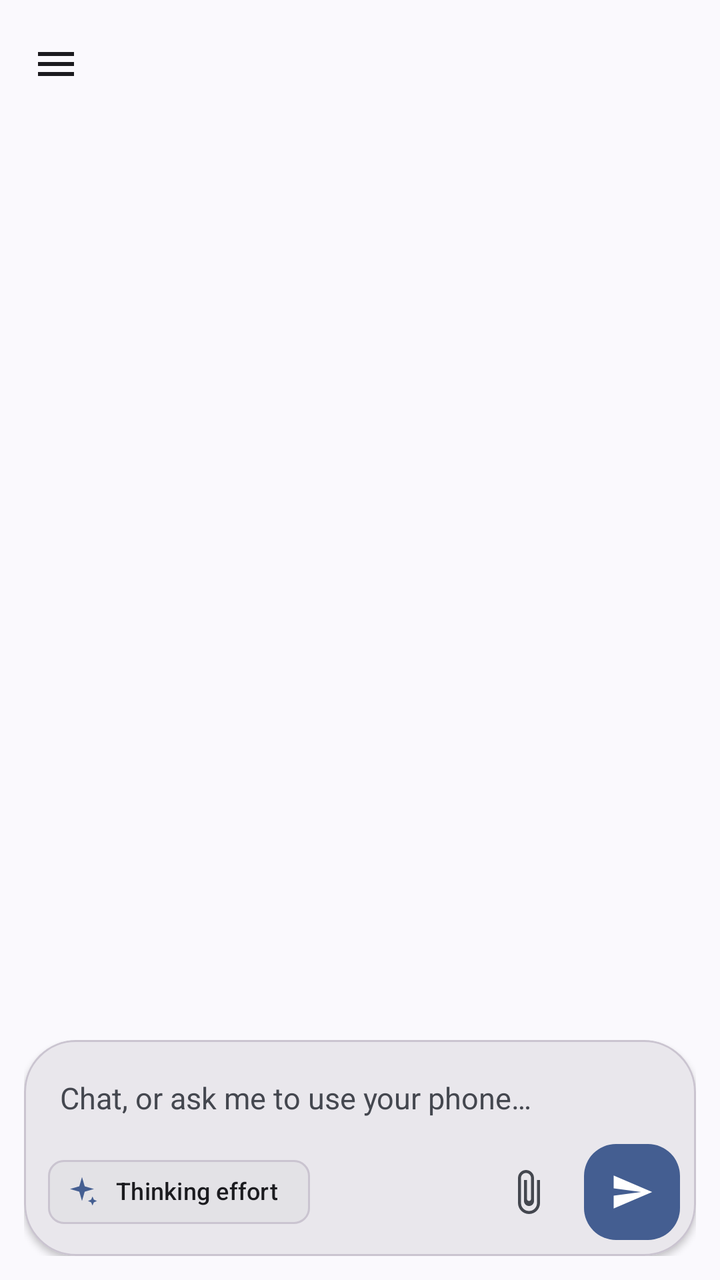
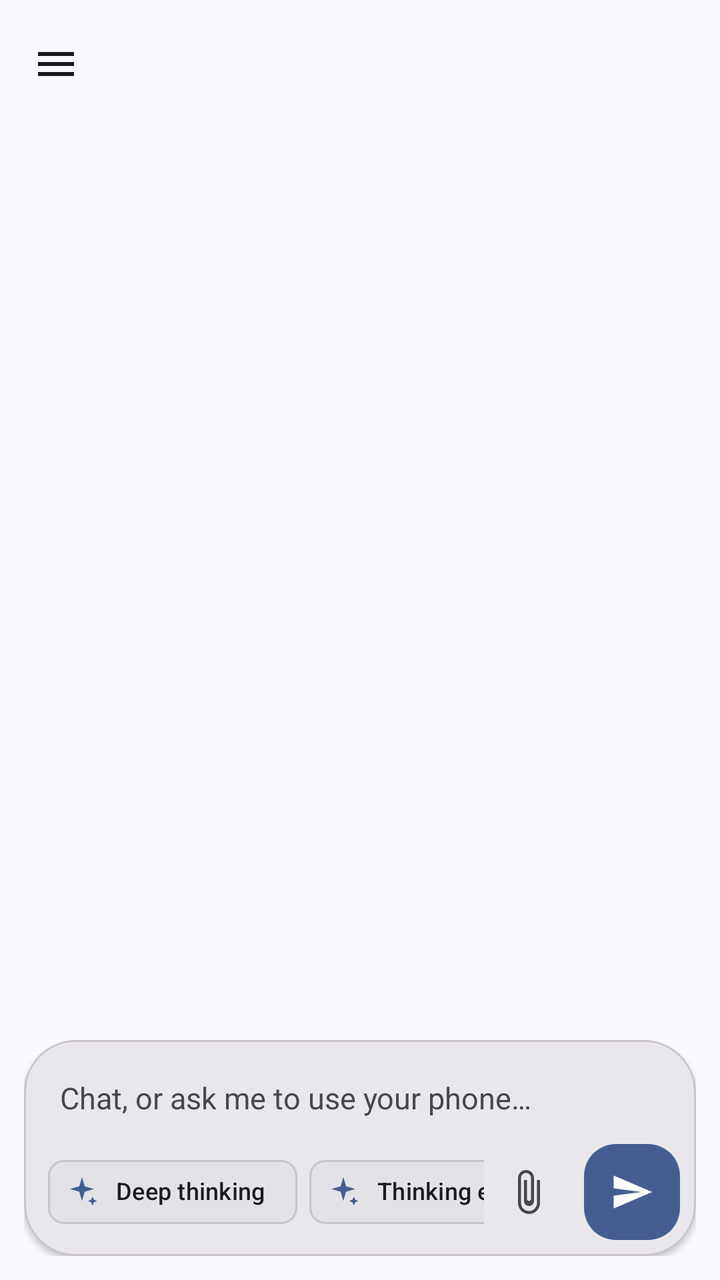

Two renders of the same Android screen: before a commit and after it. Below are the layout's source before the change and the commit's diff.
<!-- AndroidManifest.xml: application theme Theme.Controller -->
<!-- res/layout/activity_main.xml -->
<?xml version="1.0" encoding="utf-8"?>
<androidx.drawerlayout.widget.DrawerLayout xmlns:android="http://schemas.android.com/apk/res/android"
    xmlns:app="http://schemas.android.com/apk/res-auto"
    android:id="@+id/drawerLayout"
    android:layout_width="match_parent"
    android:layout_height="match_parent"
    android:fitsSystemWindows="true">

    <LinearLayout
        android:layout_width="match_parent"
        android:layout_height="match_parent"
        android:background="?attr/colorSurface"
        android:orientation="vertical">

        <com.google.android.material.appbar.MaterialToolbar
            android:id="@+id/toolbar"
            android:layout_width="match_parent"
            android:layout_height="?attr/actionBarSize"
            android:background="?attr/colorSurface"
            app:navigationIcon="@drawable/ic_menu" />

        <FrameLayout
            android:layout_width="match_parent"
            android:layout_height="0dp"
            android:layout_weight="1">

            <androidx.recyclerview.widget.RecyclerView
                android:id="@+id/list"
                android:layout_width="match_parent"
                android:layout_height="match_parent"
                android:clipToPadding="false"
                android:paddingStart="12dp"
                android:paddingTop="6dp"
                android:paddingEnd="12dp"
                android:paddingBottom="10dp"
                android:scrollbars="none" />

            <LinearLayout
                android:id="@+id/emptyState"
                android:layout_width="match_parent"
                android:layout_height="match_parent"
                android:gravity="center"
                android:orientation="vertical"
                android:paddingStart="36dp"
                android:paddingEnd="36dp"
                android:visibility="gone">

                <ImageView
                    android:layout_width="72dp"
                    android:layout_height="72dp"
                    android:contentDescription="@string/app_name"
                    android:src="@drawable/ic_agent"
                    app:tint="?attr/colorPrimary" />

                <TextView
                    android:layout_width="wrap_content"
                    android:layout_height="wrap_content"
                    android:layout_marginTop="18dp"
                    android:gravity="center"
                    android:text="@string/empty_start"
                    android:textAppearance="@style/TextAppearance.Material3.HeadlineSmall"
                    android:textColor="?attr/colorOnSurface" />

            </LinearLayout>

        </FrameLayout>

        <LinearLayout
            android:layout_width="match_parent"
            android:layout_height="wrap_content"
            android:paddingStart="12dp"
            android:paddingTop="2dp"
            android:paddingEnd="12dp"
            android:paddingBottom="12dp">

            <com.google.android.material.card.MaterialCardView
                android:layout_width="match_parent"
                android:layout_height="wrap_content"
                app:cardBackgroundColor="?attr/colorSurfaceContainerHigh"
                app:cardCornerRadius="26dp"
                app:cardElevation="2dp"
                app:strokeColor="?attr/colorOutlineVariant"
                app:strokeWidth="1dp">

                <LinearLayout
                    android:layout_width="match_parent"
                    android:layout_height="wrap_content"
                    android:orientation="vertical">

                    <HorizontalScrollView
                        android:id="@+id/pendingScroll"
                        android:layout_width="match_parent"
                        android:layout_height="wrap_content"
                        android:paddingStart="12dp"
                        android:paddingTop="10dp"
                        android:paddingEnd="12dp"
                        android:scrollbars="none"
                        android:visibility="gone">

                        <LinearLayout
                            android:id="@+id/pendingRow"
                            android:layout_width="wrap_content"
                            android:layout_height="wrap_content"
                            android:orientation="horizontal" />

                    </HorizontalScrollView>

                    <EditText
                        android:id="@+id/input"
                        android:layout_width="match_parent"
                        android:layout_height="wrap_content"
                        android:background="@null"
                        android:hint="@string/input_hint"
                        android:imeOptions="actionSend"
                        android:inputType="textCapSentences|textMultiLine"
                        android:maxLines="5"
                        android:minHeight="48dp"
                        android:paddingStart="18dp"
                        android:paddingTop="14dp"
                        android:paddingEnd="18dp"
                        android:paddingBottom="4dp"
                        android:textColor="?attr/colorOnSurface"
                        android:textColorHint="?attr/colorOnSurfaceVariant"
                        android:textSize="15sp" />

                    <LinearLayout
                        android:layout_width="match_parent"
                        android:layout_height="wrap_content"
                        android:gravity="center_vertical"
                        android:orientation="horizontal"
                        android:paddingStart="12dp"
                        android:paddingTop="4dp"
                        android:paddingEnd="8dp"
                        android:paddingBottom="8dp">

                        <com.google.android.material.chip.Chip
                            android:id="@+id/chipThinking"
                            android:layout_width="wrap_content"
                            android:layout_height="wrap_content"
                            android:checkable="false"
                            android:clickable="true"
                            android:focusable="true"
                            android:text="@string/thinking_effort"
                            android:textColor="?attr/colorOnSurface"
                            android:textSize="12sp"
                            app:chipBackgroundColor="?attr/colorSurfaceContainerHighest"
                            app:chipIcon="@drawable/ic_thinking"
                            app:chipIconTint="?attr/colorPrimary"
                            app:chipStrokeColor="?attr/colorOutlineVariant"
                            app:chipStrokeWidth="1dp"
                            app:ensureMinTouchTargetSize="false" />

                        <Space
                            android:layout_width="0dp"
                            android:layout_height="1dp"
                            android:layout_weight="1" />

                        <ImageButton
                            android:id="@+id/btnAttach"
                            android:layout_width="44dp"
                            android:layout_height="44dp"
                            android:background="?attr/selectableItemBackgroundBorderless"
                            android:contentDescription="@string/attach_file"
                            android:padding="10dp"
                            android:src="@drawable/ic_attach"
                            app:tint="?attr/colorOnSurfaceVariant" />

                        <com.google.android.material.floatingactionbutton.FloatingActionButton
                            android:id="@+id/btnSend"
                            android:layout_width="wrap_content"
                            android:layout_height="wrap_content"
                            android:layout_marginStart="6dp"
                            android:contentDescription="@string/send"
                            app:backgroundTint="?attr/colorPrimary"
                            app:elevation="0dp"
                            app:fabCustomSize="48dp"
                            app:maxImageSize="22dp"
                            app:shapeAppearanceOverlay="@style/ShapeAppearanceOverlay.SendButton"
                            app:srcCompat="@drawable/ic_send"
                            app:tint="?attr/colorOnPrimary" />

                    </LinearLayout>

                </LinearLayout>

            </com.google.android.material.card.MaterialCardView>

        </LinearLayout>

    </LinearLayout>

    <LinearLayout
        android:id="@+id/drawerContent"
        android:layout_width="300dp"
        android:layout_height="match_parent"
        android:layout_gravity="start"
        android:background="?attr/colorSurface"
        android:clickable="true"
        android:focusable="true"
        android:orientation="vertical">

        <LinearLayout
            android:layout_width="match_parent"
            android:layout_height="wrap_content"
            android:background="?attr/colorSurfaceContainerHigh"
            android:orientation="horizontal"
            android:paddingStart="20dp"
            android:paddingTop="24dp"
            android:paddingEnd="12dp"
            android:paddingBottom="20dp">

            <LinearLayout
                android:layout_width="0dp"
                android:layout_height="wrap_content"
                android:layout_weight="1"
                android:orientation="vertical">

                <ImageView
                    android:layout_width="46dp"
                    android:layout_height="46dp"
                    android:background="@drawable/bg_logo"
                    android:contentDescription="@string/app_name"
                    android:padding="11dp"
                    android:src="@drawable/ic_agent"
                    app:tint="?attr/colorOnPrimaryContainer" />

                <TextView
                    android:layout_width="wrap_content"
                    android:layout_height="wrap_content"
                    android:layout_marginTop="12dp"
                    android:text="@string/app_name"
                    android:textAppearance="@style/TextAppearance.Material3.TitleLarge"
                    android:textColor="?attr/colorOnSurface" />

                <TextView
                    android:id="@+id/drawerSubtitle"
                    android:layout_width="wrap_content"
                    android:layout_height="wrap_content"
                    android:layout_marginTop="2dp"
                    android:text="@string/app_subtitle"
                    android:textAppearance="@style/TextAppearance.Material3.BodySmall"
                    android:textColor="?attr/colorOnSurfaceVariant" />

            </LinearLayout>

            <ImageButton
                android:id="@+id/btnSettings"
                android:layout_width="44dp"
                android:layout_height="44dp"
                android:background="?attr/selectableItemBackgroundBorderless"
                android:contentDescription="@string/settings_title"
                android:padding="10dp"
                android:src="@drawable/ic_settings"
                app:tint="?attr/colorOnSurfaceVariant" />

        </LinearLayout>

        <LinearLayout
            android:layout_width="match_parent"
            android:layout_height="wrap_content"
            android:orientation="vertical"
            android:paddingStart="16dp"
            android:paddingTop="14dp"
            android:paddingEnd="16dp"
            android:paddingBottom="6dp">

            <com.google.android.material.button.MaterialButton
                android:id="@+id/btnNewChat"
                android:layout_width="match_parent"
                android:layout_height="wrap_content"
                android:text="@string/new_chat"
                app:cornerRadius="18dp"
                app:icon="@drawable/ic_add"
                app:iconGravity="textStart" />

        </LinearLayout>

        <TextView
            android:id="@+id/drawerEmpty"
            android:layout_width="match_parent"
            android:layout_height="wrap_content"
            android:padding="24dp"
            android:text="@string/drawer_empty"
            android:textColor="?attr/colorOnSurfaceVariant"
            android:textSize="13sp" />

        <androidx.recyclerview.widget.RecyclerView
            android:id="@+id/drawerList"
            android:layout_width="match_parent"
            android:layout_height="0dp"
            android:layout_weight="1"
            android:clipToPadding="false"
            android:paddingBottom="12dp" />

        <include layout="@layout/view_stats" />

    </LinearLayout>

</androidx.drawerlayout.widget.DrawerLayout>
<!-- res/layout/view_stats.xml (included above) -->
<?xml version="1.0" encoding="utf-8"?>
<com.google.android.material.card.MaterialCardView xmlns:android="http://schemas.android.com/apk/res/android"
    xmlns:app="http://schemas.android.com/apk/res-auto"
    android:id="@+id/statsCard"
    android:layout_width="match_parent"
    android:layout_height="wrap_content"
    android:layout_marginStart="12dp"
    android:layout_marginEnd="12dp"
    android:layout_marginBottom="4dp"
    android:visibility="gone"
    app:cardBackgroundColor="?attr/colorSurfaceContainer"
    app:cardCornerRadius="20dp"
    app:cardElevation="0dp"
    app:strokeWidth="0dp">

    <LinearLayout
        android:layout_width="match_parent"
        android:layout_height="wrap_content"
        android:orientation="vertical"
        android:paddingStart="14dp"
        android:paddingTop="10dp"
        android:paddingEnd="10dp"
        android:paddingBottom="10dp">

        <LinearLayout
            android:id="@+id/statsHeader"
            android:layout_width="match_parent"
            android:layout_height="wrap_content"
            android:background="?attr/selectableItemBackground"
            android:clickable="true"
            android:focusable="true"
            android:gravity="center_vertical"
            android:minHeight="36dp"
            android:orientation="horizontal"
            android:paddingEnd="4dp">

            <TextView
                android:layout_width="wrap_content"
                android:layout_height="wrap_content"
                android:text="@string/ctx_label"
                android:textAppearance="@style/TextAppearance.Material3.LabelMedium"
                android:textColor="?attr/colorOnSurfaceVariant" />

            <TextView
                android:id="@+id/ctxText"
                android:layout_width="wrap_content"
                android:layout_height="wrap_content"
                android:layout_marginStart="8dp"
                android:maxLines="1"
                android:textAppearance="@style/TextAppearance.Controller.StatValue"
                android:textColor="?attr/colorOnSurface" />

            <Space
                android:layout_width="0dp"
                android:layout_height="1dp"
                android:layout_weight="1" />

            <TextView
                android:id="@+id/balanceText"
                android:layout_width="wrap_content"
                android:layout_height="wrap_content"
                android:layout_marginEnd="8dp"
                android:maxLines="1"
                android:textAppearance="@style/TextAppearance.Material3.LabelSmall"
                android:textColor="?attr/colorTertiary"
                android:visibility="gone" />

            <TextView
                android:id="@+id/compactBadge"
                android:layout_width="wrap_content"
                android:layout_height="wrap_content"
                android:maxLines="1"
                android:textAppearance="@style/TextAppearance.Material3.LabelSmall"
                android:textColor="?attr/colorTertiary"
                android:visibility="gone" />

            <ImageView
                android:id="@+id/statsToggle"
                android:layout_width="26dp"
                android:layout_height="26dp"
                android:layout_marginStart="4dp"
                android:contentDescription="@string/stats_expand"
                android:padding="4dp"
                android:src="@drawable/ic_expand_more"
                app:tint="?attr/colorOnSurfaceVariant" />

        </LinearLayout>

        <LinearLayout
            android:id="@+id/statsBody"
            android:layout_width="match_parent"
            android:layout_height="wrap_content"
            android:orientation="vertical">

            <com.google.android.material.progressindicator.LinearProgressIndicator
                android:id="@+id/ctxBar"
                android:layout_width="match_parent"
                android:layout_height="wrap_content"
                android:layout_marginTop="6dp"
                android:max="100"
                app:indicatorColor="?attr/colorPrimary"
                app:trackColor="?attr/colorSurfaceVariant"
                app:trackCornerRadius="3dp"
                app:trackStopIndicatorSize="0dp"
                app:trackThickness="6dp" />

            <LinearLayout
                android:layout_width="match_parent"
                android:layout_height="wrap_content"
                android:layout_marginTop="12dp"
                android:orientation="horizontal">

                <LinearLayout
                    android:layout_width="0dp"
                    android:layout_height="wrap_content"
                    android:layout_weight="1"
                    android:gravity="center_horizontal"
                    android:orientation="vertical">

                    <TextView
                        android:id="@+id/statHit"
                        style="@style/TextAppearance.Controller.StatValue"
                        android:layout_width="wrap_content"
                        android:layout_height="wrap_content"
                        android:textColor="?attr/colorOnSurface" />

                    <TextView
                        android:layout_width="wrap_content"
                        android:layout_height="wrap_content"
                        android:layout_marginTop="1dp"
                        android:text="@string/stat_hit"
                        android:textAppearance="@style/TextAppearance.Material3.LabelSmall"
                        android:textColor="?attr/colorOnSurfaceVariant" />

                </LinearLayout>

                <View
                    android:layout_width="1dp"
                    android:layout_height="26dp"
                    android:layout_gravity="center_vertical"
                    android:background="?attr/colorOutlineVariant" />

                <LinearLayout
                    android:layout_width="0dp"
                    android:layout_height="wrap_content"
                    android:layout_weight="1"
                    android:gravity="center_horizontal"
                    android:orientation="vertical">

                    <TextView
                        android:id="@+id/statMiss"
                        style="@style/TextAppearance.Controller.StatValue"
                        android:layout_width="wrap_content"
                        android:layout_height="wrap_content"
                        android:textColor="?attr/colorOnSurface" />

                    <TextView
                        android:layout_width="wrap_content"
                        android:layout_height="wrap_content"
                        android:layout_marginTop="1dp"
                        android:text="@string/stat_miss"
                        android:textAppearance="@style/TextAppearance.Material3.LabelSmall"
                        android:textColor="?attr/colorOnSurfaceVariant" />

                </LinearLayout>

                <View
                    android:layout_width="1dp"
                    android:layout_height="26dp"
                    android:layout_gravity="center_vertical"
                    android:background="?attr/colorOutlineVariant" />

                <LinearLayout
                    android:layout_width="0dp"
                    android:layout_height="wrap_content"
                    android:layout_weight="1"
                    android:gravity="center_horizontal"
                    android:orientation="vertical">

                    <TextView
                        android:id="@+id/statRate"
                        style="@style/TextAppearance.Controller.StatValue"
                        android:layout_width="wrap_content"
                        android:layout_height="wrap_content"
                        android:textColor="?attr/colorOnSurface" />

                    <TextView
                        android:layout_width="wrap_content"
                        android:layout_height="wrap_content"
                        android:layout_marginTop="1dp"
                        android:text="@string/stat_rate"
                        android:textAppearance="@style/TextAppearance.Material3.LabelSmall"
                        android:textColor="?attr/colorOnSurfaceVariant" />

                </LinearLayout>

                <View
                    android:layout_width="1dp"
                    android:layout_height="26dp"
                    android:layout_gravity="center_vertical"
                    android:background="?attr/colorOutlineVariant" />

                <LinearLayout
                    android:layout_width="0dp"
                    android:layout_height="wrap_content"
                    android:layout_weight="1"
                    android:gravity="center_horizontal"
                    android:orientation="vertical">

                    <TextView
                        android:id="@+id/statTps"
                        style="@style/TextAppearance.Controller.StatValue"
                        android:layout_width="wrap_content"
                        android:layout_height="wrap_content"
                        android:textColor="?attr/colorOnSurface" />

                    <TextView
                        android:layout_width="wrap_content"
                        android:layout_height="wrap_content"
                        android:layout_marginTop="1dp"
                        android:text="@string/stat_tps"
                        android:textAppearance="@style/TextAppearance.Material3.LabelSmall"
                        android:textColor="?attr/colorOnSurfaceVariant" />

                </LinearLayout>

            </LinearLayout>

        </LinearLayout>

    </LinearLayout>

</com.google.android.material.card.MaterialCardView>
<!-- resources referenced by this layout -->
<resources>
  <!-- drawable bg_logo (drawable) -->
  <?xml version="1.0" encoding="utf-8"?>
  <shape xmlns:android="http://schemas.android.com/apk/res/android"
      android:shape="oval">
      <solid android:color="?attr/colorPrimaryContainer" />
  </shape>
  <!-- drawable ic_add (drawable) -->
  <?xml version="1.0" encoding="utf-8"?>
  <vector xmlns:android="http://schemas.android.com/apk/res/android"
      android:width="24dp"
      android:height="24dp"
      android:viewportWidth="24"
      android:viewportHeight="24">
      <path
          android:fillColor="#FFFFFFFF"
          android:pathData="M19,13h-6v6h-2v-6H5v-2h6V5h2v6h6v2z" />
  </vector>
  <!-- drawable ic_expand_more (drawable) -->
  <?xml version="1.0" encoding="utf-8"?>
  <vector xmlns:android="http://schemas.android.com/apk/res/android"
      android:width="24dp"
      android:height="24dp"
      android:viewportWidth="24"
      android:viewportHeight="24">
      <path
          android:fillColor="#FFFFFFFF"
          android:pathData="M16.59,8.59L12,13.17 7.41,8.59 6,10l6,6 6,-6z" />
  </vector>
  <!-- drawable ic_menu (drawable) -->
  <?xml version="1.0" encoding="utf-8"?>
  <vector xmlns:android="http://schemas.android.com/apk/res/android"
      android:width="24dp"
      android:height="24dp"
      android:viewportWidth="24"
      android:viewportHeight="24"
      android:tint="?attr/colorOnSurface">
      <path
          android:fillColor="#FF000000"
          android:pathData="M3,18h18v-2H3V18zM3,13h18v-2H3V13zM3,6v2h18V6H3z" />
  </vector>
  <!-- drawable ic_send (drawable) -->
  <?xml version="1.0" encoding="utf-8"?>
  <vector xmlns:android="http://schemas.android.com/apk/res/android"
      android:width="24dp"
      android:height="24dp"
      android:viewportWidth="24"
      android:viewportHeight="24">
      <path
          android:fillColor="#FFFFFFFF"
          android:pathData="M2,21L23,12L2,3V10L17,12L2,14V21Z" />
  </vector>
  <string name="app_name">Controller</string>
  <string name="app_subtitle">On-device agent</string>
  <string name="attach_file">Attach file</string>
  <string name="ctx_label">Context</string>
  <string name="drawer_empty">No conversations yet</string>
  <string name="empty_start">Start anytime</string>
  <string name="input_hint">Chat, or ask me to use your phone…</string>
  <string name="new_chat">New chat</string>
  <string name="send">Send</string>
  <string name="settings_title">Settings</string>
  <string name="stat_hit">Cache hit</string>
  <string name="stat_miss">Cache miss</string>
  <string name="stat_rate">Hit rate</string>
  <string name="stat_tps">tok/s</string>
  <string name="stats_expand">Show details</string>
  <string name="thinking_effort">Thinking effort</string>
  <style name="ShapeAppearanceOverlay.SendButton" parent="">
          <item name="cornerFamily">rounded</item>
          <item name="cornerSize">16dp</item>
      </style>
  <style name="TextAppearance.Controller.StatValue" parent="TextAppearance.Material3.TitleMedium">
          <item name="android:textStyle">bold</item>
      </style>
  <style name="Theme.Controller" parent="Theme.Material3.DynamicColors.DayNight.NoActionBar">
          <item name="fontFamily">@font/google_sans_flex</item>
          <item name="android:statusBarColor">?attr/colorSurface</item>
          <item name="android:navigationBarColor">?attr/colorSurface</item>
      </style>
  <!-- unchanged entries left out for length: 4 -->
</resources>

<!-- the commit's change to res/layout/activity_main.xml (unified diff, before → after) -->
@@ -133,27 +133,76 @@
                         android:paddingEnd="8dp"
                         android:paddingBottom="8dp">
 
-                        <com.google.android.material.chip.Chip
-                            android:id="@+id/chipThinking"
-                            android:layout_width="wrap_content"
+                        <HorizontalScrollView
+                            android:layout_width="0dp"
                             android:layout_height="wrap_content"
-                            android:checkable="false"
-                            android:clickable="true"
-                            android:focusable="true"
-                            android:text="@string/thinking_effort"
-                            android:textColor="?attr/colorOnSurface"
-                            android:textSize="12sp"
-                            app:chipBackgroundColor="?attr/colorSurfaceContainerHighest"
-                            app:chipIcon="@drawable/ic_thinking"
-                            app:chipIconTint="?attr/colorPrimary"
-                            app:chipStrokeColor="?attr/colorOutlineVariant"
-                            app:chipStrokeWidth="1dp"
-                            app:ensureMinTouchTargetSize="false" />
-
-                        <Space
-                            android:layout_width="0dp"
-                            android:layout_height="1dp"
-                            android:layout_weight="1" />
+                            android:layout_weight="1"
+                            android:fillViewport="false"
+                            android:scrollbars="none">
+
+                            <LinearLayout
+                                android:layout_width="wrap_content"
+                                android:layout_height="wrap_content"
+                                android:gravity="center_vertical"
+                                android:orientation="horizontal">
+
+                                <com.google.android.material.chip.Chip
+                                    android:id="@+id/chipDeep"
+                                    android:layout_width="wrap_content"
+                                    android:layout_height="wrap_content"
+                                    android:checkable="true"
+                                    android:clickable="true"
+                                    android:focusable="true"
+                                    android:text="@string/deep_thinking"
+                                    android:textColor="@color/chip_text"
+                                    android:textSize="12sp"
+                                    app:checkedIconVisible="false"
+                                    app:chipBackgroundColor="@color/chip_bg"
+                                    app:chipIcon="@drawable/ic_thinking"
+                                    app:chipIconTint="?attr/colorPrimary"
+                                    app:chipStrokeColor="?attr/colorOutlineVariant"
+                                    app:chipStrokeWidth="1dp"
+                                    app:ensureMinTouchTargetSize="false" />
+
+                                <com.google.android.material.chip.Chip
+                                    android:id="@+id/chipThinking"
+                                    android:layout_width="wrap_content"
+                                    android:layout_height="wrap_content"
+                                    android:layout_marginStart="6dp"
+                                    android:checkable="false"
+                                    android:clickable="true"
+                                    android:focusable="true"
+                                    android:text="@string/thinking_effort"
+                                    android:textColor="@color/chip_text"
+                                    android:textSize="12sp"
+                                    app:chipBackgroundColor="@color/chip_bg"
+                                    app:chipIcon="@drawable/ic_thinking"
+                                    app:chipIconTint="?attr/colorPrimary"
+                                    app:chipStrokeColor="?attr/colorOutlineVariant"
+                                    app:chipStrokeWidth="1dp"
+                                    app:ensureMinTouchTargetSize="false" />
+
+                                <com.google.android.material.chip.Chip
+                                    android:id="@+id/chipModel"
+                                    android:layout_width="wrap_content"
+                                    android:layout_height="wrap_content"
+                                    android:layout_marginStart="6dp"
+                                    android:checkable="false"
+                                    android:clickable="true"
+                                    android:focusable="true"
+                                    android:text="@string/model_chip_empty"
+                                    android:textColor="@color/chip_text"
+                                    android:textSize="12sp"
+                                    app:chipBackgroundColor="@color/chip_bg"
+                                    app:chipIcon="@drawable/ic_model"
+                                    app:chipIconTint="?attr/colorPrimary"
+                                    app:chipStrokeColor="?attr/colorOutlineVariant"
+                                    app:chipStrokeWidth="1dp"
+                                    app:ensureMinTouchTargetSize="false" />
+
+                            </LinearLayout>
+
+                        </HorizontalScrollView>
 
                         <ImageButton
                             android:id="@+id/btnAttach"
<!-- resource entries referenced after the edit -->
@@ -40,6 +40,17 @@
           android:fillColor="#FF000000"
           android:pathData="M3,18h18v-2H3V18zM3,13h18v-2H3V13zM3,6v2h18V6H3z" />
   </vector>
+  <!-- drawable ic_model (drawable) -->
+  <?xml version="1.0" encoding="utf-8"?>
+  <vector xmlns:android="http://schemas.android.com/apk/res/android"
+      android:width="24dp"
+      android:height="24dp"
+      android:viewportWidth="24"
+      android:viewportHeight="24">
+      <path
+          android:fillColor="#FFFFFFFF"
+          android:pathData="M12,2L2,7v10l10,5 10,-5V7L12,2zM12,4.2l7.2,3.6L12,11.4 4.8,7.8 12,4.2zM4,9.4l7,3.5v7.2l-7,-3.5V9.4zM13,20.1v-7.2l7,-3.5v7.2l-7,3.5z" />
+  </vector>
   <!-- drawable ic_send (drawable) -->
   <?xml version="1.0" encoding="utf-8"?>
   <vector xmlns:android="http://schemas.android.com/apk/res/android"
@@ -55,9 +66,11 @@
   <string name="app_subtitle">On-device agent</string>
   <string name="attach_file">Attach file</string>
   <string name="ctx_label">Context</string>
+  <string name="deep_thinking">Deep thinking</string>
   <string name="drawer_empty">No conversations yet</string>
   <string name="empty_start">Start anytime</string>
   <string name="input_hint">Chat, or ask me to use your phone…</string>
+  <string name="model_chip_empty">Choose model</string>
   <string name="new_chat">New chat</string>
   <string name="send">Send</string>
   <string name="settings_title">Settings</string>
